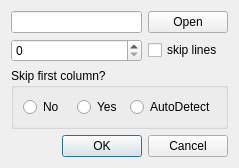
First picture: the form in customopendialog.ui, repository vtyulb/BSA-Analytics, before the edit.
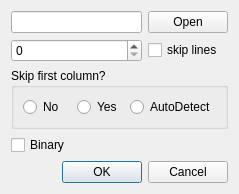
Second picture: the form after the edit.

Commit message: custom open for binary files

```diff
--- a/customopendialog.ui
+++ b/customopendialog.ui
@@ -7,7 +7,7 @@
     <x>0</x>
     <y>0</y>
     <width>239</width>
-    <height>166</height>
+    <height>192</height>
    </rect>
   </property>
   <property name="windowTitle">
@@ -72,6 +72,13 @@
      </layout>
     </widget>
    </item>
+   <item>
+    <widget class="QCheckBox" name="binary">
+     <property name="text">
+      <string>Binary</string>
+     </property>
+    </widget>
+   </item>
    <item>
     <widget class="QDialogButtonBox" name="buttonBox">
      <property name="orientation">
```
The commit also changes 3 other files.
